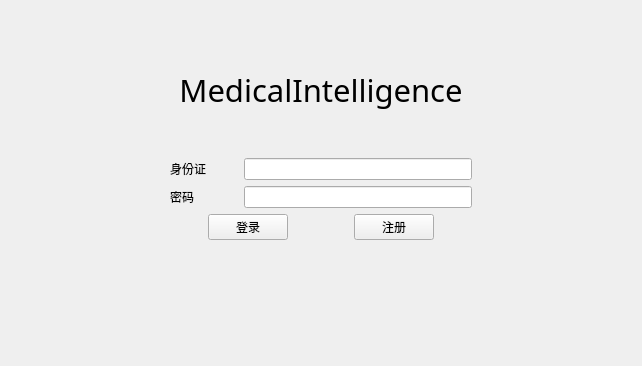
This is src/patient-client/src/patientlogin.ui in bit-cs-practicing/MedicalIntelligence as Qt 5 draws it before an edit. The edited form follows.
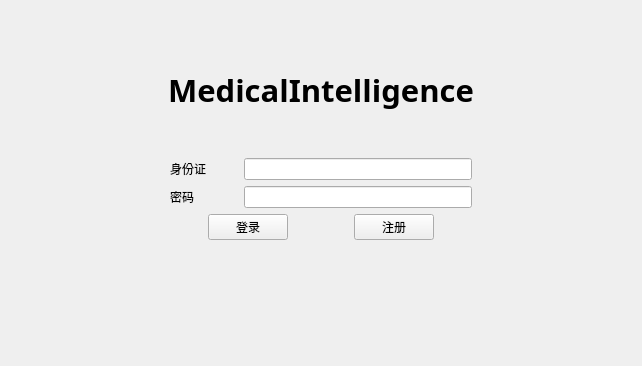
This is the edited form.

What changed in the file:
```diff
--- a/src/patient-client/src/patientlogin.ui
+++ b/src/patient-client/src/patientlogin.ui
@@ -39,8 +39,8 @@
       <font>
        <family>Noto Sans SC</family>
        <pointsize>23</pointsize>
-       <weight>50</weight>
-       <bold>false</bold>
+       <weight>75</weight>
+       <bold>true</bold>
       </font>
      </property>
      <property name="layoutDirection">
```
